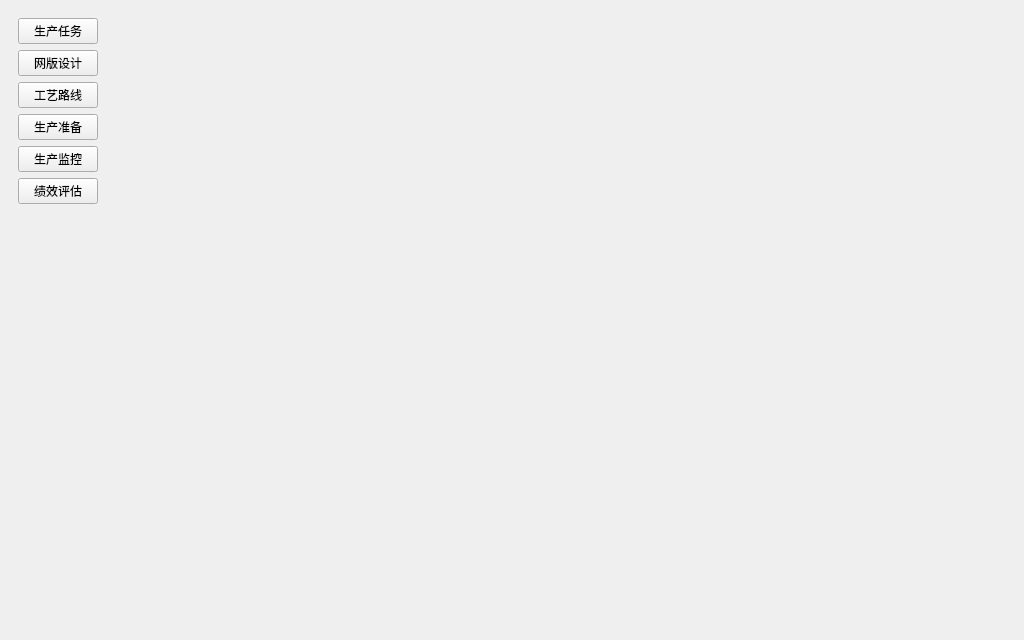
Above: forms/main_window.ui from ByteKnight-X/LineControlRobot before the change. Below: the same form after it.
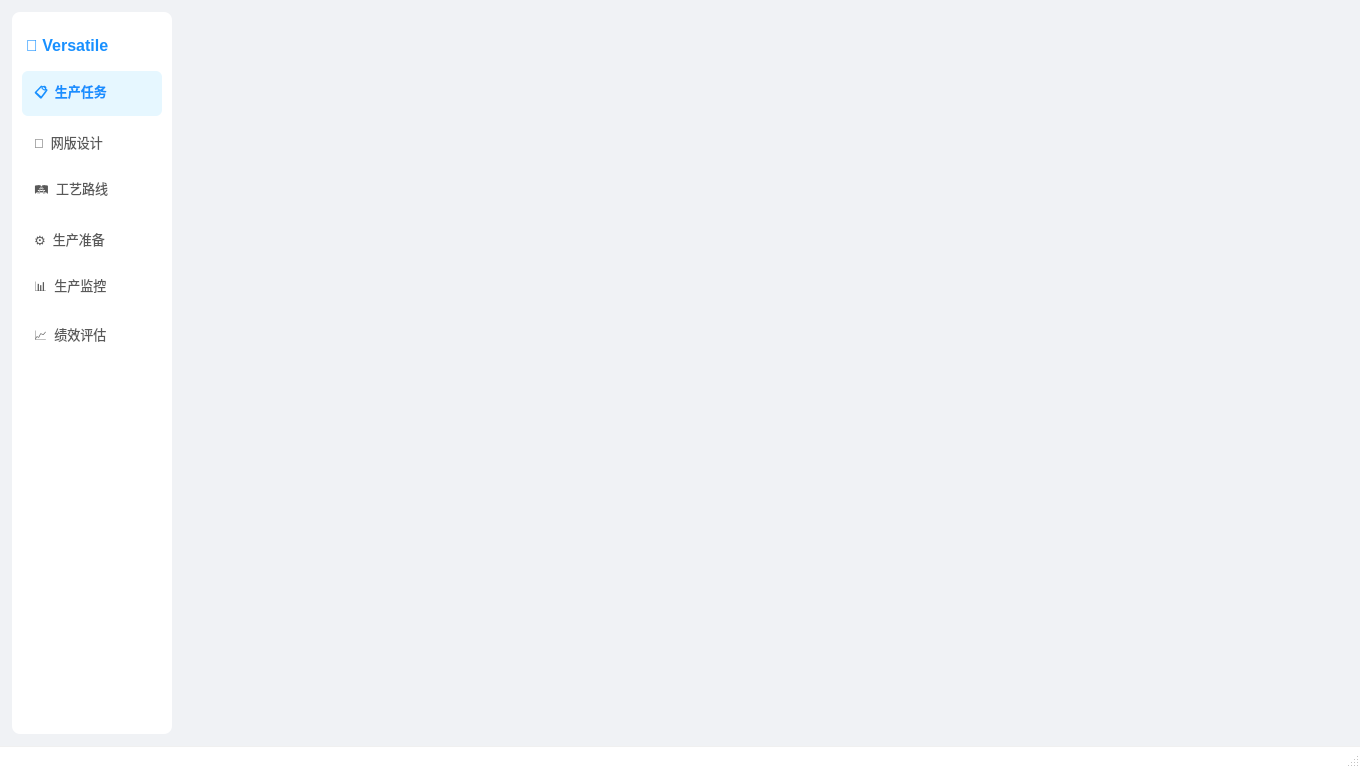
That is the form after the change.

Commit message: Add import B0.

```diff
--- a/forms/main_window.ui
+++ b/forms/main_window.ui
@@ -2,59 +2,140 @@
 <ui version="4.0">
   <class>MainWindow</class>
   <widget class="QMainWindow" name="MainWindow">
-    <property name="geometry">
-      <rect>
-        <x>0</x><y>0</y><width>1024</width><height>640</height>
-      </rect>
-    </property>
     <property name="windowTitle">
       <string>Versatile Robotics</string>
     </property>
+    <property name="minimumSize">
+      <size><width>1360</width><height>768</height></size>
+    </property>
+    <property name="styleSheet">
+      <string>
+        /* ===== Ant Design 全局样式 ===== */
+        QMainWindow {
+          background-color: #f0f2f5;
+        }
+        
+        /* 侧边导航 */
+        QFrame#sideNav {
+          background-color: #ffffff;
+          border: none;
+          border-radius: 8px;
+        }
+        
+        /* 导航按钮 */
+        QPushButton#btnImport, QPushButton#btnStencil, QPushButton#btnRoute,
+        QPushButton#btnPrepare, QPushButton#btnMonitor, QPushButton#btnKpi {
+          background-color: transparent;
+          border: none;
+          border-radius: 6px;
+          padding: 10px 12px;
+          text-align: left;
+          font-size: 13px;
+          color: #595959;
+          min-height: 24px;
+          max-height: 40px;
+        }
+        QPushButton#btnImport:hover, QPushButton#btnStencil:hover, QPushButton#btnRoute:hover,
+        QPushButton#btnPrepare:hover, QPushButton#btnMonitor:hover, QPushButton#btnKpi:hover {
+          background-color: #e6f7ff;
+          color: #1890ff;
+        }
+        QPushButton#btnImport:checked, QPushButton#btnStencil:checked, QPushButton#btnRoute:checked,
+        QPushButton#btnPrepare:checked, QPushButton#btnMonitor:checked, QPushButton#btnKpi:checked {
+          background-color: #e6f7ff;
+          color: #1890ff;
+          font-weight: 600;
+        }
+        
+        /* 标题 */
+        QLabel#appTitle {
+          font-size: 16px;
+          font-weight: 700;
+          color: #1890ff;
+          padding: 12px 0;
+        }
+        
+        /* 状态栏 */
+        QStatusBar {
+          background-color: #ffffff;
+          border-top: 1px solid #f0f0f0;
+          font-size: 11px;
+          color: #8c8c8c;
+        }
+      </string>
+    </property>
+
     <widget class="QWidget" name="centralwidget">
-      <layout class="QHBoxLayout" name="horizontalLayout">
-        <!-- Left Panel -->
+      <layout class="QHBoxLayout" name="rootLayout">
+        <property name="spacing"><number>12</number></property>
+        <property name="leftMargin"><number>12</number></property>
+        <property name="topMargin"><number>12</number></property>
+        <property name="rightMargin"><number>12</number></property>
+        <property name="bottomMargin"><number>12</number></property>
+
+        <!-- 左侧导航 -->
         <item>
-          <widget class="QWidget" name="leftPanel">
-            <property name="minimumWidth"><number>180</number></property>
-            <layout class="QVBoxLayout" name="btnLayout">
+          <widget class="QFrame" name="sideNav">
+            <property name="minimumSize">
+              <size><width>160</width><height>0</height></size>
+            </property>
+            <property name="maximumSize">
+              <size><width>180</width><height>16777215</height></size>
+            </property>
+            <property name="frameShape"><enum>QFrame::NoFrame</enum></property>
+            <layout class="QVBoxLayout" name="sideNavLayout">
+              <property name="spacing"><number>4</number></property>
+              <property name="leftMargin"><number>10</number></property>
+              <property name="topMargin"><number>12</number></property>
+              <property name="rightMargin"><number>10</number></property>
+              <property name="bottomMargin"><number>12</number></property>
+
+              <item>
+                <widget class="QLabel" name="appTitle">
+                  <property name="text"><string>🤖 Versatile</string></property>
+                </widget>
+              </item>
+
               <item>
                 <widget class="QPushButton" name="btnImport">
-                  <property name="text"><string>生产任务</string></property>
+                  <property name="text"><string>📋  生产任务</string></property>
                   <property name="checkable"><bool>true</bool></property>
+                  <property name="checked"><bool>true</bool></property>
                 </widget>
               </item>
               <item>
-                <widget class="QPushButton" name="btnLayering">
-                  <property name="text"><string>网版设计</string></property>
+                <widget class="QPushButton" name="btnStencil">
+                  <property name="text"><string>🎨  网版设计</string></property>
                   <property name="checkable"><bool>true</bool></property>
                 </widget>
               </item>
               <item>
-                <widget class="QPushButton" name="btnRoutine">
-                  <property name="text"><string>工艺路线</string></property>
+                <widget class="QPushButton" name="btnRoute">
+                  <property name="text"><string>🛤️  工艺路线</string></property>
                   <property name="checkable"><bool>true</bool></property>
                 </widget>
               </item>
               <item>
                 <widget class="QPushButton" name="btnPrepare">
-                  <property name="text"><string>生产准备</string></property>
+                  <property name="text"><string>⚙️  生产准备</string></property>
                   <property name="checkable"><bool>true</bool></property>
                 </widget>
               </item>
               <item>
-                <widget class="QPushButton" name="btnMonitoring">
-                  <property name="text"><string>生产监控</string></property>
+                <widget class="QPushButton" name="btnMonitor">
+                  <property name="text"><string>📊  生产监控</string></property>
                   <property name="checkable"><bool>true</bool></property>
                 </widget>
               </item>
               <item>
-                <widget class="QPushButton" name="btnEvaluation">
-                  <property name="text"><string>绩效评估</string></property>
+                <widget class="QPushButton" name="btnKpi">
+                  <property name="text"><string>📈  绩效评估</string></property>
                   <property name="checkable"><bool>true</bool></property>
                 </widget>
               </item>
+
               <item>
-                <spacer name="verticalSpacer">
+                <spacer name="sideSpacer">
                   <property name="orientation"><enum>Qt::Vertical</enum></property>
                   <property name="sizeHint" >
                     <size>
@@ -67,14 +148,21 @@
           </widget>
         </item>
 
-        <!-- Right stacked content area -->
+        <!-- 右侧内容区 -->
         <item>
-          <widget class="QStackedWidget" name="stackedRight">
-            <!-- Dynamic content -->
+          <widget class="QStackedWidget" name="stackedPages">
+            <property name="sizePolicy">
+              <sizepolicy hsizetype="Expanding" vsizetype="Expanding">
+                <horstretch>1</horstretch>
+                <verstretch>1</verstretch>
+              </sizepolicy>
+            </property>
           </widget>
         </item>
       </layout>
     </widget>
+
+    <widget class="QStatusBar" name="statusbar"/>
   </widget>
   <resources/>
   <connections/>
```
Left out of the diff: 8 changed lines with no effect on the pictures. The commit also changes 43 other files.
